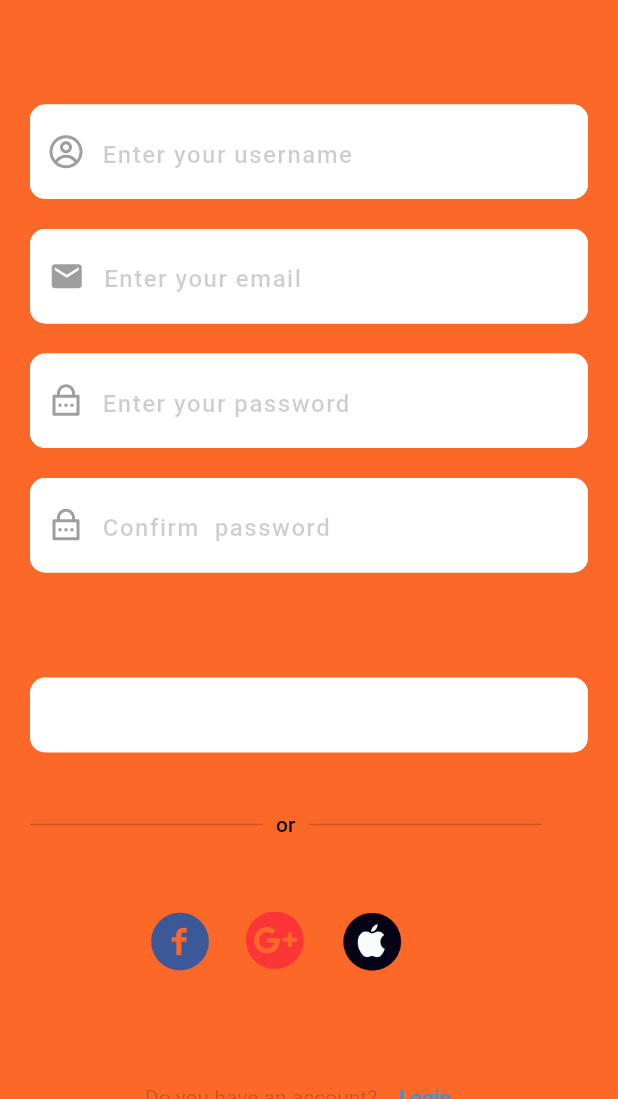
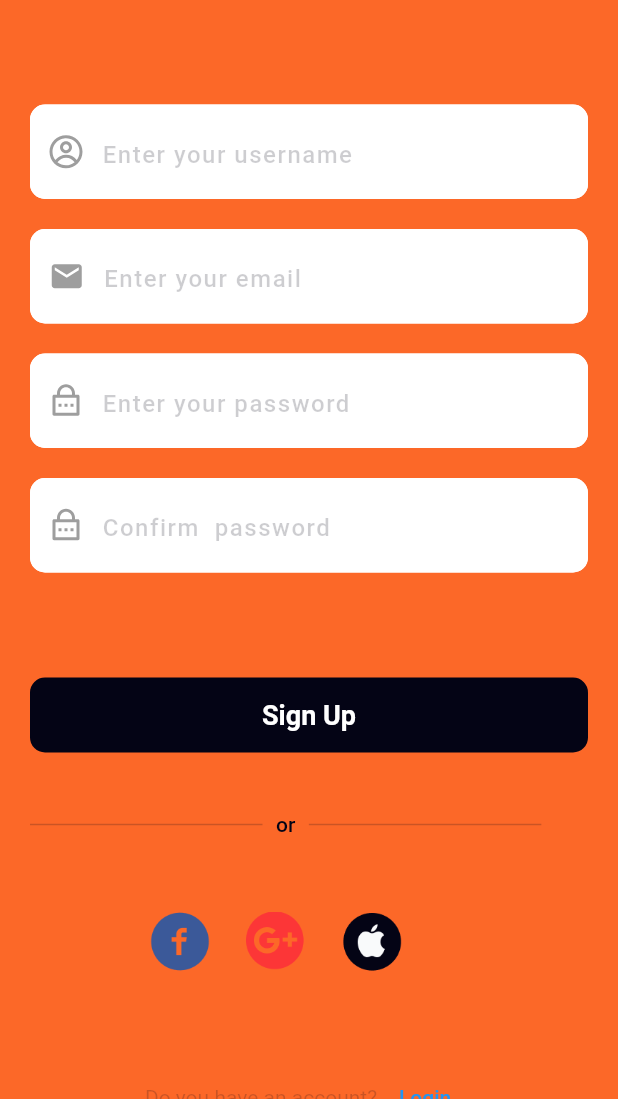
Before and after one commit to AkmaljonMOBILEdev/baraka_shop, a Flutter app: the screen it shows after launch, after a tap on "Sign Up", on a phone screen of 412 x 824 dp, the part 137-1236 px from its top. Run offline on Flutter 3.47's test engine with Material 2 defaults, Android fonts, the phone set to English and light mode, and no system bars; drawn by our look-alikes of zoom_tap_animation; our stand-ins replace animate_do, firebase_auth, firebase_core, flutter_screenutil, flutter_svg; accounts and stored records are empty; network calls fail; Roboto replaces fonts that are missing (LeagueSpartan); statements that could not run were skipped.

Commit message:
global button vaqtincha rang berildi

```diff
--- a/lib/ui/auth_screens/login_screen.dart
+++ b/lib/ui/auth_screens/login_screen.dart
@@ -9,6 +9,7 @@ import 'package:flutter_screenutil/flutter_screenutil.dart';
 import 'package:provider/provider.dart';
 import '../../providers/auth_provider.dart';
 import '../../utils/colors.dart';
+import '../widget/global_button.dart';
 import '../widget/global_text_field.dart';
 
 class LoginPage extends StatelessWidget {
@@ -44,7 +45,15 @@ final  VoidCallback voidCallback;
                   controller: context.read<AuthProvider>().passwordController,
             ),
              ),
-
+            70.ph,
+            FadeInUpBig(
+              child: GlobalButton(
+                title: "Login",
+                onTap: () {
+                  context.read<AuthProvider>().signUpUser(context);
+                },
+              ),
+            ),
             50.ph,
             const OrAuthWidget(),
             60.ph,
@@ -66,7 +75,6 @@ final  VoidCallback voidCallback;
                   onPressed: () {
                     voidCallback.call();
                     context.read<AuthProvider>().signUpPressed();
-
                   },
                   child: const Text("Sign Up"),
                 ),
--- a/lib/ui/auth_screens/sign_up_screen.dart
+++ b/lib/ui/auth_screens/sign_up_screen.dart
@@ -66,11 +66,13 @@ class SignUpPage extends StatelessWidget {
                   controller: context.read<AuthProvider>().passwordController),
             ),
             70.ph,
-            GlobalButton(
-              title: "Sign Up",
-              onTap: () {
-                context.read<AuthProvider>().signUpUser(context);
-              },
+            FadeInUpBig(
+              child: GlobalButton(
+                title: "Sign Up",
+                onTap: () {
+                  context.read<AuthProvider>().signUpUser(context);
+                },
+              ),
             ),
             40.ph,
             const OrAuthWidget(),
--- a/lib/ui/tab_box/tab_box.dart
+++ b/lib/ui/tab_box/tab_box.dart
@@ -3,6 +3,8 @@ import 'package:baraka_shop/ui/tab_box/favorite_/favorite_screen.dart';
 import 'package:baraka_shop/ui/tab_box/products/product_screen.dart';
 import 'package:baraka_shop/ui/tab_box/profile/profile_screen.dart';
 import 'package:flutter/material.dart';
+
+import '../../utils/colors.dart';
 
 class TabBox extends StatefulWidget {
   const TabBox({super.key});
@@ -34,7 +36,7 @@ class _TabBoxState extends State<TabBox> {
       body: activeScreen[screenIndex],
       bottomNavigationBar:  BottomNavigationBar(
         type: BottomNavigationBarType.fixed,
-        fixedColor: Color(0xff2398C3),
+        fixedColor: AppColors.cFC6828,
         showSelectedLabels: true,
         showUnselectedLabels: true,
         currentIndex: screenIndex,
--- a/lib/ui/widget/global_button.dart
+++ b/lib/ui/widget/global_button.dart
@@ -18,7 +18,7 @@ class GlobalButton extends StatelessWidget {
         height: 50.h,
         decoration: BoxDecoration(
           borderRadius: BorderRadius.circular(10.sp),
-          color: AppColors.white,
+          color: AppColors.c040415,
         ),
         child: Center(
           child: Text(
```
